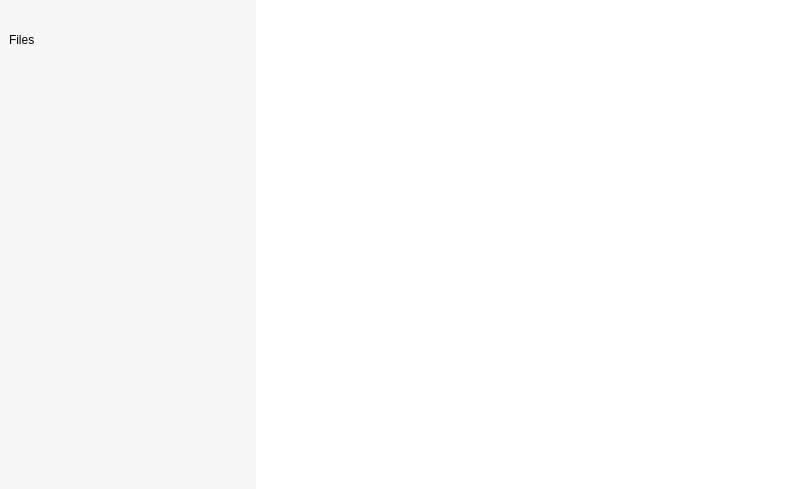
First picture: the form in src/MEGASync/node_selector/gui/ui/NodeSelector.ui, repository meganz/MEGAsync, before the edit.
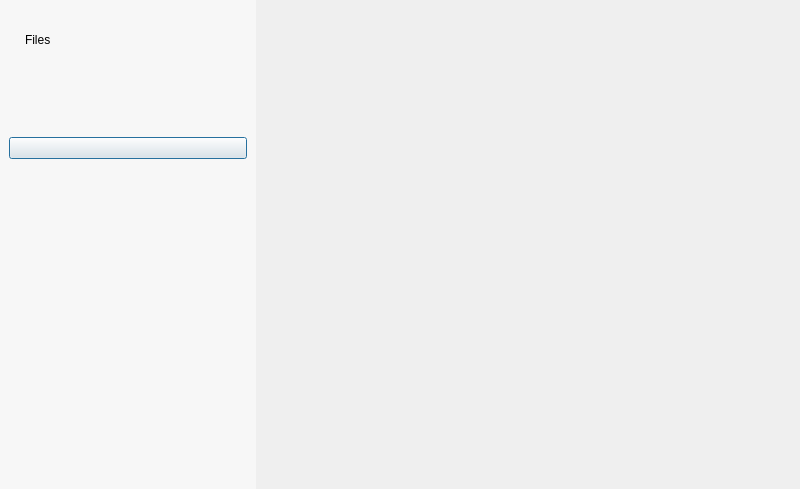
Second picture: the form after the edit. Icons and pictures are not drawn. Custom widgets are drawn as their Qt base class.

Commit message: Continue tokenizing NodeSelector

What changed in the file:
```diff
--- a/src/MEGASync/node_selector/gui/ui/NodeSelector.ui
+++ b/src/MEGASync/node_selector/gui/ui/NodeSelector.ui
@@ -47,11 +47,6 @@
 #wLeftPaneNS
 {
 background-color: #F7F7F7; /*colorToken.surface-1*/
-}
-
-#stackedWidget
-{
-background-color: #FFFFFF; /*colorToken.page-background*/
 }</string>
   </property>
   <property name="TOKENIZED" stdset="0">
@@ -116,7 +111,7 @@
           <number>0</number>
          </property>
          <property name="leftMargin">
-          <number>0</number>
+          <number>16</number>
          </property>
          <property name="topMargin">
           <number>0</number>
@@ -312,6 +307,23 @@
         </layout>
        </widget>
       </item>
+      <item>
+       <widget class="IconOnlyButton" name="pushButton">
+        <property name="text">
+         <string notr="true"/>
+        </property>
+        <property name="icon">
+         <iconset resource="../../../gui/Resources_common.qrc">
+          <normaloff>:/aftereffects_medium</normaloff>:/aftereffects_medium</iconset>
+        </property>
+        <property name="type" stdset="0">
+         <string notr="true">primary</string>
+        </property>
+        <property name="dimension" stdset="0">
+         <string notr="true">large</string>
+        </property>
+       </widget>
+      </item>
       <item>
        <spacer name="verticalSpacer">
         <property name="orientation">
@@ -356,6 +368,11 @@
    <header>TabSelector.h</header>
    <container>1</container>
   </customwidget>
+  <customwidget>
+   <class>IconOnlyButton</class>
+   <extends>QPushButton</extends>
+   <header>TokenizableItems/TokenizableButtons.h</header>
+  </customwidget>
  </customwidgets>
  <resources>
   <include location="../../../gui/Resources_common.qrc"/>
```
The commit also changes 15 other files.
